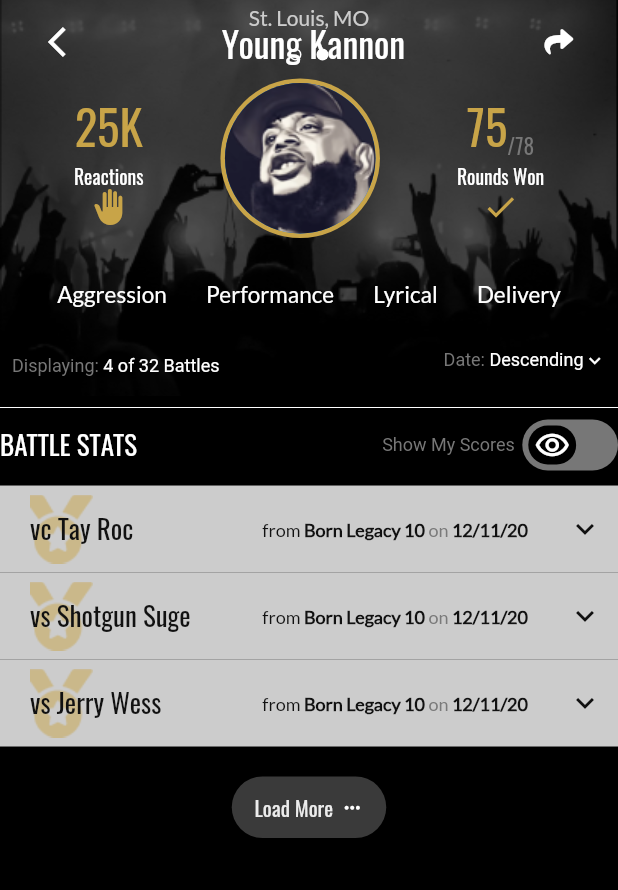
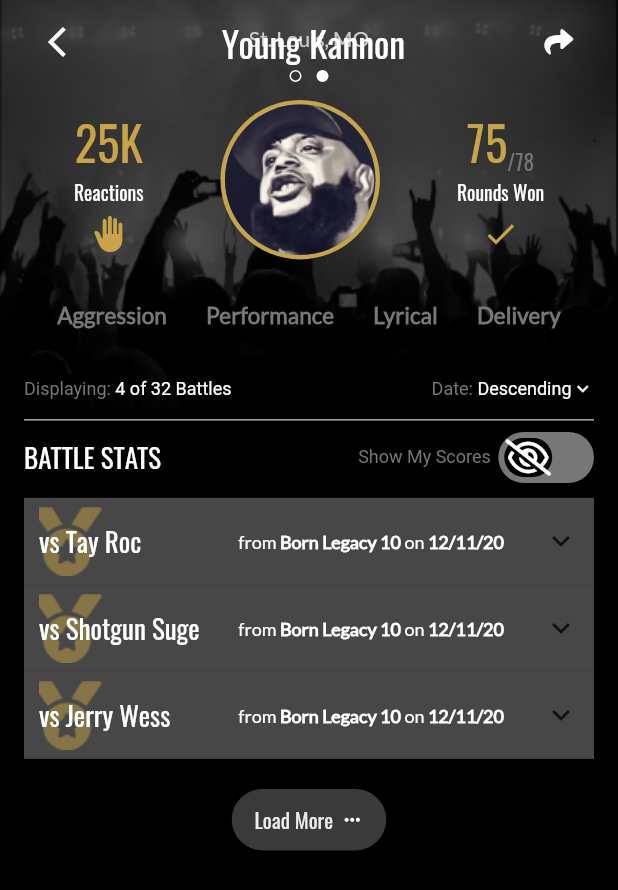
Before and after one commit to Giddy20/artistdemo, a Flutter app: the screen it shows after launch, on a phone screen of 412 x 824 dp. Shown: the top 890 px of the screen. Run offline on Flutter 3.47's test engine with Material 2 defaults, Android fonts, the phone set to English and light mode, and no system bars; our stand-ins replace flutter_screenutil, font_awesome_flutter; Roboto replaces fonts that are missing (Poppins).

Commit message:
Complete change

```diff
--- a/lib/flexible_app_bar.dart
+++ b/lib/flexible_app_bar.dart
@@ -83,6 +83,7 @@ class MyFlexiableAppBar extends StatelessWidget {
                           fontSize: 13.06
                       )
                   ),
+                  SizedBox(height: 7,),
                   Icon(Icons.back_hand, color: Color(0xFFC8A448),)
                 ],),
 
@@ -133,6 +134,7 @@ class MyFlexiableAppBar extends StatelessWidget {
                           fontSize: 13.06
                       )
                   ),
+                  SizedBox(height: 7,),
                   const Icon(Icons.check, color: Color(0xFFC8A448),)
                 ],),
             ],
@@ -148,37 +150,40 @@ class MyFlexiableAppBar extends StatelessWidget {
                 style: TextStyle(
                   fontFamily: "Lato",
                   fontSize: 15,
-                  color: Colors.white
+                  fontWeight: FontWeight.bold,
+                  color: Color(0xFF777777)
                 ),),
                 Text("Performance",
                   style: TextStyle(
                       fontFamily: "Lato",
                       fontSize: 15,
-                      color: Colors.white
+                      fontWeight: FontWeight.bold,
+                      color: Color(0xFF777777)
                   ),),
                 Text("Lyrical",
                   style: TextStyle(
                       fontFamily: "Lato",
                       fontSize: 15,
-                      color: Colors.white
+                      fontWeight: FontWeight.bold,
+                      color: Color(0xFF777777)
                   ),),
                 Text("Delivery",
                   style: TextStyle(
                       fontFamily: "Lato",
                       fontSize: 15,
-                      color: Colors.white
+                      fontWeight: FontWeight.bold,
+                      color: Color(0xFF777777)
                   ),),
               ],
             ),
           ),
 
           Container(
+            padding: EdgeInsets.symmetric(horizontal: 16,vertical: 5),
             child: Row(
               mainAxisAlignment: MainAxisAlignment.spaceBetween,
               children: <Widget>[
-                Padding(
-                  padding: EdgeInsets.only(bottom: 8.0,left:8.0),
-                  child: Row(
+                Row(
                   children: const [
                     Text(
                         "Displaying:",
@@ -198,11 +203,8 @@ class MyFlexiableAppBar extends StatelessWidget {
                     ),
                   ],
                 ),
-                ),
 
-                Padding(
-                  padding: EdgeInsets.only(bottom: 16.0,left:8.0, right: 8),
-                  child: Row(
+                Row(
                   children: const [
                     Text(
                         "Date:",
@@ -223,7 +225,6 @@ class MyFlexiableAppBar extends StatelessWidget {
                     Icon(Icons.keyboard_arrow_down, color: Colors.white, size: 15,)
                   ],
                 ),
-                ),
 
 
               ],),
--- a/lib/score_card.dart
+++ b/lib/score_card.dart
@@ -32,12 +32,22 @@ class _ScoreCardState extends State<ScoreCard> {
 
   bool active = false;
 
+  Icon? icon = Icon(FontAwesomeIcons.eyeSlash, color: Colors.white,);
+  Color btnColor =  Color(0xFF777777);
 
-  Rpc(){
+
+  Switch1(){
     setState(() {
-      scores = StatListWidget(medal:  Icon(FontAwesomeIcons.eyeSlash, color: Color(0xFFE75C21), size: 10,),artist: "Young Kannon",first: "18", second: "12",third: "3",  total: "33.2",);
+      print("yeasss");
+        scores = StatListWidget(medal:  Icon(FontAwesomeIcons.medal, color: Color(0xFFE75C21), size: 10,),artist: "Young Kannon",first: "18", second: "12",third: "3",  total: "33.2",);
     });
     }
+  Switch2(){
+    setState(() {
+      print("yeasss");
+      scores = StatListWidget(medal:  Icon(FontAwesomeIcons.medal, color: Color(0xFFE75C21), size: 10,),artist: "Young Kannon",first: "18K", second: "12K",third: "3k",  total: "33.2K",);
+       });
+  }
 
   @override
   void initState() {
@@ -59,7 +69,7 @@ class _ScoreCardState extends State<ScoreCard> {
             title: MyAppBar(),
             pinned: true,
             backgroundColor: Colors.black,
-            expandedHeight: MediaQuery.of(context).size.height * 0.32,
+            expandedHeight: MediaQuery.of(context).size.height * 0.33,
             flexibleSpace: FlexibleSpaceBar(
               background: MyFlexiableAppBar(),
             ),
@@ -67,6 +77,7 @@ class _ScoreCardState extends State<ScoreCard> {
           SliverToBoxAdapter(
             child: Container(
               color: Colors.black,
+              padding: EdgeInsets.symmetric(horizontal: 16),
               child: Column(
                 children: [
                   Divider(color: Colors.white,),
@@ -90,7 +101,75 @@ class _ScoreCardState extends State<ScoreCard> {
                           ),),
                           SizedBox(width: 5,),
                           Center(
-                            child: CustomToggle(onTap: Rpc),
+                            child:  Container(
+                              width: width,
+                              height: height,
+                              padding: EdgeInsets.all(4),
+                              decoration: BoxDecoration(
+                                color: btnColor,
+                                borderRadius: BorderRadius.all(
+                                  Radius.circular(50.0),
+                                ),
+                              ),
+                              child: Stack(
+                                children: [
+                                  AnimatedAlign(
+                                    alignment: Alignment(xAlign, 0),
+                                    duration: Duration(milliseconds: 300),
+                                    child: Container(
+                                        width: width * 0.5,
+                                        height: height,
+                                        decoration: BoxDecoration(
+                                          color: Colors.black,
+                                          borderRadius: BorderRadius.all(
+                                            Radius.circular(50.0),
+                                          ),
+                                        ),
+                                        child: icon
+                                    ),
+                                  ),
+                                  GestureDetector(
+                                    onTap: () {
+                                      setState(() {
+                                        btnColor =  Color(0xFF777777);
+                                        Switch2();
+                                        xAlign = onAlign;
+                                        icon = Icon(FontAwesomeIcons.eyeSlash, color: Colors.white,size: 16,);
+                                      });
+                                    },
+                                    child: Align(
+                                      alignment: Alignment(-1, 0),
+                                      child: Container(
+                                        width: width * 0.5,
+                                        padding: EdgeInsets.all(3),
+                                        color: Colors.transparent,
+                                        alignment: Alignment.center,
+
+                                      ),
+                                    ),
+                                  ),
+                                  GestureDetector(
+                                    onTap: () {
+                                      setState(() {
+                                        btnColor = Color(0xFFC8A448);
+                                        xAlign = offAlign;
+                                        Switch1();
+                                        icon = Icon(FontAwesomeIcons.eye, color: Colors.white, size: 16);
+                                      });
+                                    },
+                                    child: Align(
+                                      alignment: Alignment(1, 0),
+                                      child: Container(
+                                        width: width * 0.5,
+                                        padding: EdgeInsets.all(10),
+                                        color: Colors.transparent,
+                                        alignment: Alignment.center,
+                                      ),
+                                    ),
+                                  ),
+                                ],
+                              ),
+                            ),
                           )
                         ],
                       ),
@@ -98,7 +177,7 @@ class _ScoreCardState extends State<ScoreCard> {
                   ),
                   SizedBox(height: 10,),
 
-                  ExpansionListWidget(title: "vc Tay Roc",),
+                  ExpansionListWidget(title: "vs Tay Roc",),
                   ExpansionListWidget(title: "vs Shotgun Suge",),
                   ExpansionListWidget(title: "vs Jerry Wess",),
 
@@ -137,25 +216,44 @@ class _ScoreCardState extends State<ScoreCard> {
   }
 }
 
-class ExpansionListWidget extends StatelessWidget {
+class ExpansionListWidget extends StatefulWidget {
 
   String? title;
+
    ExpansionListWidget({
     super.key,
   this.title,
   });
 
   @override
+  State<ExpansionListWidget> createState() => _ExpansionListWidgetState();
+}
+
+class _ExpansionListWidgetState extends State<ExpansionListWidget> {
+  Color textColor = Colors.white;
+
+  @override
   Widget build(BuildContext context) {
     return ExpansionTile(
       collapsedIconColor: Color(0xFF111111),
       iconColor: Colors.white,
-      tilePadding: EdgeInsets.symmetric(horizontal: 10),
-      collapsedBackgroundColor: Colors.white.withOpacity(0.8),
+      tilePadding: EdgeInsets.only(right: 10),
+      collapsedBackgroundColor: Color(0x99777777),
       onExpansionChanged: (e){
+        print(e);
+        if(e == true){
+          setState(() {
+            textColor = Colors.black;
+          });
+        }
+        else{
+          setState(() {
+            textColor = Colors.white;
+          });
+        }
       },
       backgroundColor: Colors.white.withOpacity(0.8),
-      title: StatTitle(title: title),
+      title: StatTitle(title: widget.title, color: textColor),
       children: <Widget>[
         StatLegendWidget(),
         scores,
@@ -191,9 +289,12 @@ class ExpansionListWidget extends StatelessWidget {
 
 class StatTitle extends StatelessWidget {
   String? title;
+  Color? color;
+
+
   StatTitle({
     super.key,
-  this.title,
+  this.title,this.color
   });
 
   @override
@@ -213,7 +314,7 @@ class StatTitle extends StatelessWidget {
               style: TextStyle(
                   fontSize: 18.0,
                   fontFamily: "Oswald",
-                  color: Color(0xFF111111)
+                  color: color,
               ),
             ),
           ),
@@ -226,14 +327,14 @@ class StatTitle extends StatelessWidget {
                   style: TextStyle(
                       fontSize: 12.0,
                       fontFamily: "Lato",
-                      color: Color(0xFF111111)
+                      color:color
                   ),
                 ),
                 Text(" Born Legacy 10",
                   style: TextStyle(
                       fontSize: 12.0,
                       fontFamily: "Lato",
-                      color: Color(0xFF111111),
+                      color: color,
                       fontWeight: FontWeight.bold
                   ),
                 ),
@@ -241,14 +342,14 @@ class StatTitle extends StatelessWidget {
                   style: TextStyle(
                       fontSize: 12.0,
                       fontFamily: "Lato",
-                      color: Color(0xFF7777777)
+                      color: color
                   ),
                 ),
                 Text(" 12/11/20",
                   style: TextStyle(
                       fontSize: 12.0,
                       fontFamily: "Lato",
-                      color: Color(0xFF111111),
+                      color: color,
                     fontWeight: FontWeight.bold
                   ),
                 ),
@@ -274,7 +375,7 @@ class StatLegendWidget extends StatelessWidget {
       child: Row(
         children: [
           Container(
-            width: MediaQuery.of(context).size.width * 0.36,
+            width: MediaQuery.of(context).size.width * 0.32,
             child: Text("ARTIST",
             style: TextStyle(
               fontSize: 12,
@@ -284,7 +385,7 @@ class StatLegendWidget extends StatelessWidget {
           ),
 
           Container(
-            width: MediaQuery.of(context).size.width * 0.58,
+            width: MediaQuery.of(context).size.width * 0.53,
             padding: EdgeInsets.symmetric(horizontal: 10, vertical: 10),
             child: Row(
               mainAxisAlignment: MainAxisAlignment.spaceBetween,
@@ -341,13 +442,13 @@ class StatListWidget extends StatelessWidget {
       child: Row(
         children: [
           Container(
-            width: MediaQuery.of(context).size.width * 0.36,
+            width: MediaQuery.of(context).size.width * 0.32,
             child: Row(
               children: [
                 medal!,
                 Text(artist!,
                   style: TextStyle(
-                      fontSize: 12,
+                      fontSize: 14,
                       color: Color(0xFF777777),
                       fontFamily: "Oswald"
                   ),),
@@ -356,32 +457,32 @@ class StatListWidget extends StatelessWidget {
           ),
 
           Container(
-            width: MediaQuery.of(context).size.width * 0.58,
+            width: MediaQuery.of(context).size.width * 0.54,
             padding: EdgeInsets.symmetric(horizontal: 10, vertical: 10),
             child: Row(
               mainAxisAlignment: MainAxisAlignment.spaceBetween,
               children: [
                 Text(first!,
                   style: TextStyle(
-                      fontSize: 12,
+                      fontSize: 18,
                       color: Color(0xFF777777),
                       fontFamily: "Oswald"
                   ),),
                 Text(second!,
                   style: TextStyle(
-                      fontSize: 12,
+                      fontSize: 18,
                       color: Color(0xFF777777),
                       fontFamily: "Oswald"
                   ),),
                 Text(third!,
                   style: TextStyle(
-                      fontSize: 12,
+                      fontSize: 18,
                       color: Color(0xFF777777),
                       fontFamily: "Oswald"
                   ),),
                 Text(total!,
                   style: TextStyle(
-                      fontSize: 12,
+                      fontSize: 18,
                       color: Color(0xFF777777),
                       fontFamily: "Oswald"
                   ),),
@@ -419,7 +520,7 @@ class StatScoresWidget extends StatelessWidget {
                 medal!,
                 Text(artist!,
                   style: TextStyle(
-                      fontSize: 12,
+                      fontSize: 14,
                       color: Color(0xFF777777),
                       fontFamily: "Oswald"
                   ),),
@@ -481,8 +582,8 @@ class _CustomToggleState extends State<CustomToggle> {
   double width = 63.81;
   double height = 34;
   double xAlign = 0.0;
-  Icon? icon = Icon(Icons.remove_red_eye_outlined, color: Colors.white,);
-
+  Icon? icon = Icon(FontAwesomeIcons.eyeSlash, color: Colors.white,);
+  Color btnColor =  Color(0xFF777777);
 
   @override
   void initState() {
@@ -499,7 +600,7 @@ class _CustomToggleState extends State<CustomToggle> {
       height: height,
       padding: EdgeInsets.all(4),
       decoration: BoxDecoration(
-        color: Color(0xFF777777),
+        color: btnColor,
         borderRadius: BorderRadius.all(
           Radius.circular(50.0),
         ),
@@ -524,9 +625,10 @@ class _CustomToggleState extends State<CustomToggle> {
           GestureDetector(
             onTap: () {
               setState(() {
+                btnColor =  Color(0xFF777777);
                 xAlign = onAlign;
                 widget.onTap;
-                icon = Icon(Icons.remove_red_eye_outlined, color: Colors.white,);
+                icon = Icon(FontAwesomeIcons.eyeSlash, color: Colors.white,size: 16,);
               });
             },
             child: Align(
@@ -543,9 +645,10 @@ class _CustomToggleState extends State<CustomToggle> {
           GestureDetector(
             onTap: () {
               setState(() {
+                btnColor = Color(0xFFC8A448);
                 xAlign = offAlign;
                 widget.onTap;
-                icon = Icon(FontAwesomeIcons.eyeSlash, color: Colors.white,);
+                icon = Icon(FontAwesomeIcons.eye, color: Colors.white, size: 16);
               });
             },
             child: Align(
```
Lines whose indentation alone changed are shown as unchanged.
